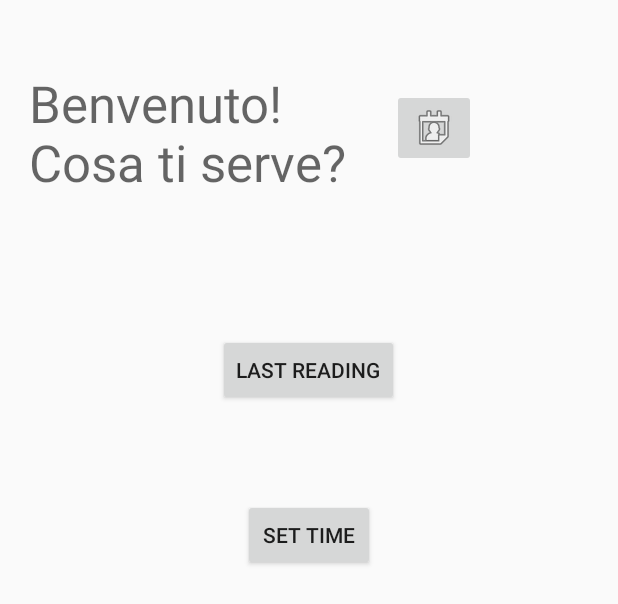
After one commit to ghianda/SensorApp, an Android app: the layout intro_activity.xml on its own in the app's theme, with its tools: preview values and no code run, on a phone screen of 412 x 824 dp. The commit adds this screen. Shown: the top 604 px of the screen. Run offline under Robolectric (Android 15) with nearby library versions, the phone set to English and light mode, and no system bars; network calls fail.

Commit message:
Splitto le activity

```diff
--- a/app/build.gradle
+++ b/app/build.gradle
@@ -34,6 +34,5 @@ dependencies {
     compile 'com.android.support:appcompat-v7:24.2.1'
     compile 'com.android.volley:volley:1.0.0'
     compile 'com.android.support:support-v4:24.2.1'
-    compile 'net.danlew:android.joda:2.9.5.1'
     testCompile 'junit:junit:4.12'
 }
--- a/app/src/main/res/layout/get_activity.xml
+++ b/app/src/main/res/layout/get_activity.xml
@@ -20,6 +20,12 @@
             android:layout_width="match_parent"
             android:layout_height="wrap_content">
         </Spinner>
+
+        <!-- TODO sinner dinamico -->
+        <Spinner
+            android:layout_width="match_parent"
+            android:layout_height="wrap_content"
+            android:id="@+id/spinner" />
     </LinearLayout>
 
     <!-- capire come colorare una linea orizzontale-->
--- /dev/null
+++ b/app/src/main/res/layout/intro_activity.xml
@@ -0,0 +1,54 @@
+<?xml version="1.0" encoding="utf-8"?>
+<RelativeLayout xmlns:android="http://schemas.android.com/apk/res/android"
+    xmlns:app="http://schemas.android.com/apk/res-auto"
+    android:layout_width="match_parent"
+    android:layout_height="match_parent">
+
+    <TextView
+        android:text="Benvenuto! \nCosa ti serve?"
+        android:layout_width="wrap_content"
+        android:layout_height="wrap_content"
+        android:id="@+id/textView2"
+        android:layout_marginLeft="19dp"
+        android:layout_marginStart="19dp"
+        android:layout_marginTop="46dp"
+        android:textAppearance="@style/TextAppearance.AppCompat.Display1"
+        android:layout_alignParentTop="true"
+        android:layout_alignParentLeft="true"
+        android:layout_alignParentStart="true" />
+
+    <Button
+        android:text="Last Reading"
+        android:layout_width="wrap_content"
+        android:layout_height="wrap_content"
+        android:layout_marginTop="92dp"
+        android:id="@+id/button2"
+        android:layout_below="@+id/textView2"
+        android:layout_centerHorizontal="true"
+        android:onClick="startLastReadActivity" />
+
+    <Button
+        android:text="Set Time"
+        android:layout_width="wrap_content"
+        android:layout_height="wrap_content"
+        android:id="@+id/button3"
+        android:layout_marginTop="62dp"
+        android:layout_below="@+id/button2"
+        android:layout_centerHorizontal="true"
+        android:onClick="startTimeActivity" />
+
+    <!-- TODO futuro (eventuale) bottone login-->
+    <!--TODO cercare immagine per login - chiedere giovanni (serve un login??) -->
+    <ImageButton
+        android:layout_width="wrap_content"
+        android:layout_height="wrap_content"
+        app:srcCompat="@android:drawable/ic_menu_my_calendar"
+        android:layout_alignTop="@+id/textView2"
+        android:layout_toRightOf="@+id/button3"
+        android:layout_toEndOf="@+id/button3"
+        android:layout_marginLeft="11dp"
+        android:layout_marginStart="11dp"
+        android:layout_marginTop="13dp"
+        android:id="@+id/imageButton" />
+
+</RelativeLayout>
```
Also changed, not shown: app/src/main/AndroidManifest.xml (+26 -34 lines), app/src/main/java/com/example/francesco/myfirstapp/GetActivity.java (+18 -2 lines), app/src/main/java/com/example/francesco/myfirstapp/IntroActivity.java (added, +36 -0 lines), app/src/main/java/com/example/francesco/myfirstapp/LastReadingActivity.java (added, +10 -0 lines), app/src/main/java/com/example/francesco/myfirstapp/SensorList.java (added, +55 -0 lines), app/src/main/java/com/example/francesco/myfirstapp/TimeRequestActivity.java (added, +13 -0 lines), app/src/main/res/layout/activity_time_request.xml (added, +21 -0 lines), app/src/main/res/layout/last_reading_activity.xml (added, +88 -0 lines).
